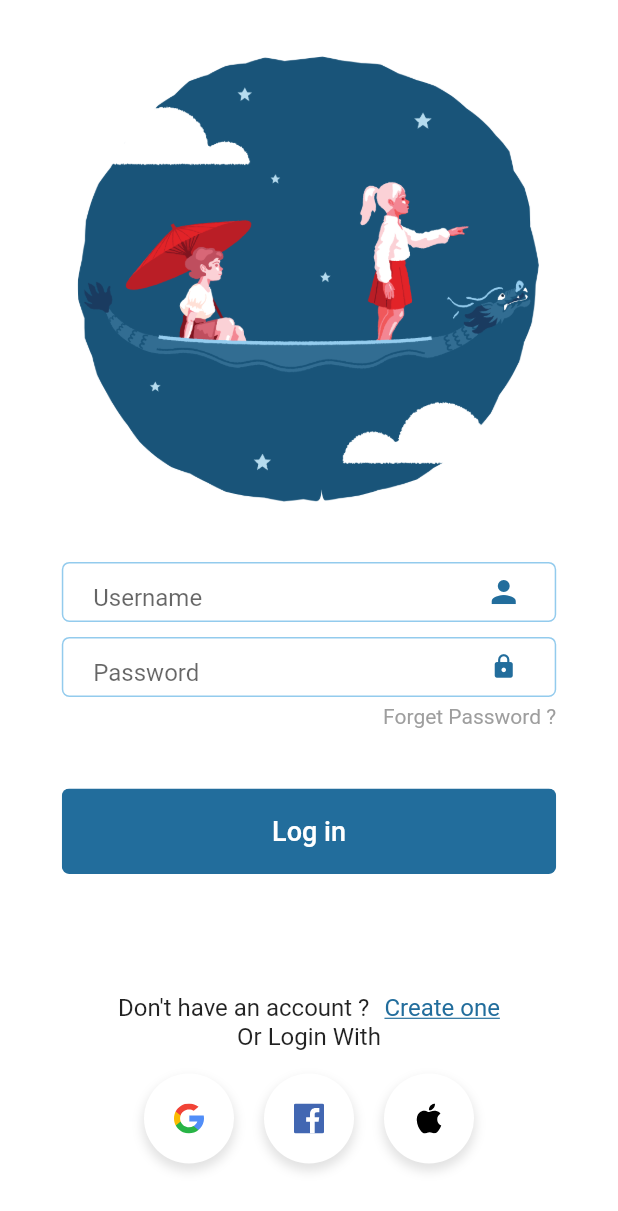
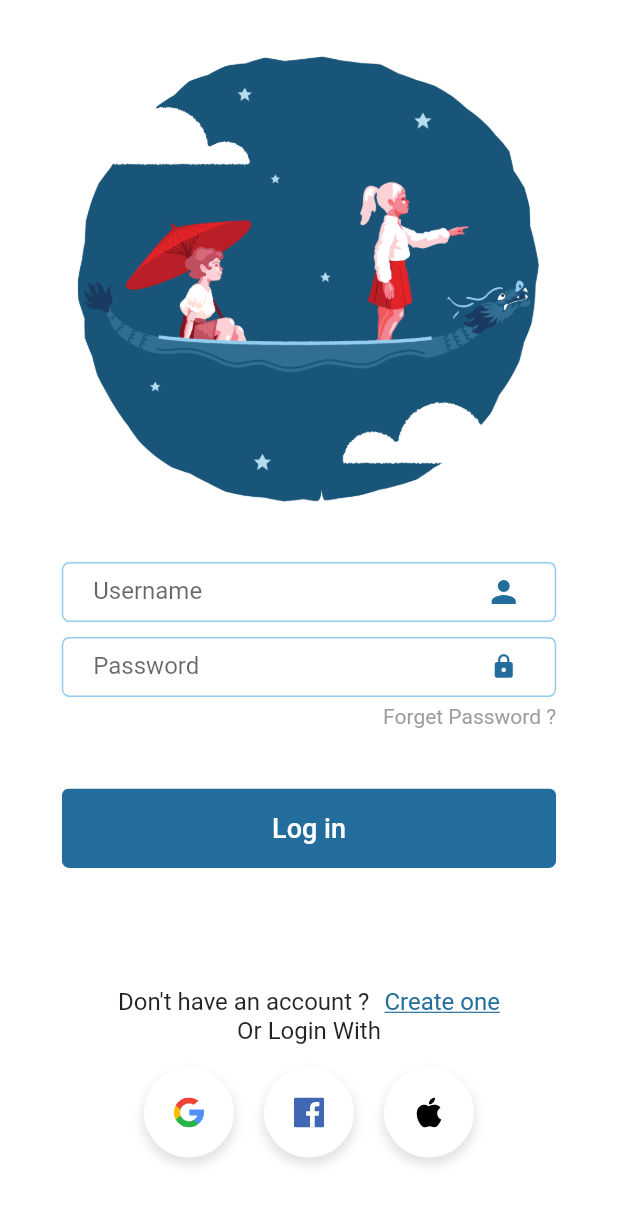
Before and after one commit to AwangPraja01/simple_login_screen_with_flutter, a Flutter app: the screen it shows after launch, on a phone screen of 412 x 824 dp. Shown: the top 1211 px of the screen. Run offline on Flutter 3.47's test engine with Material 2 defaults, Android fonts, the phone set to English and light mode, and no system bars; our stand-ins replace flutter_svg.

Commit message:
Changed rouded_button padding and added vertical padding in text_field_container

```diff
--- a/lib/Screens/Login/components/rounded_button.dart
+++ b/lib/Screens/Login/components/rounded_button.dart
@@ -23,7 +23,7 @@ class RoundedButton extends StatelessWidget {
         borderRadius: BorderRadius.circular(5),
         child: TextButton(
           style: TextButton.styleFrom(
-            padding: EdgeInsets.symmetric(vertical: 18, horizontal: 40),
+            padding: EdgeInsets.symmetric(vertical: 16, horizontal: 40),
             backgroundColor: color,
           ),
           onPressed: () => press(),
--- a/lib/Screens/Login/components/text_field_container.dart
+++ b/lib/Screens/Login/components/text_field_container.dart
@@ -17,6 +17,7 @@ class TextFieldContainer extends StatelessWidget {
       height: 40.0,
       margin: EdgeInsets.symmetric(vertical: 5),
       padding: EdgeInsets.symmetric(
+        vertical: 5,
         horizontal: 10,
       ),
       decoration: BoxDecoration(
```
